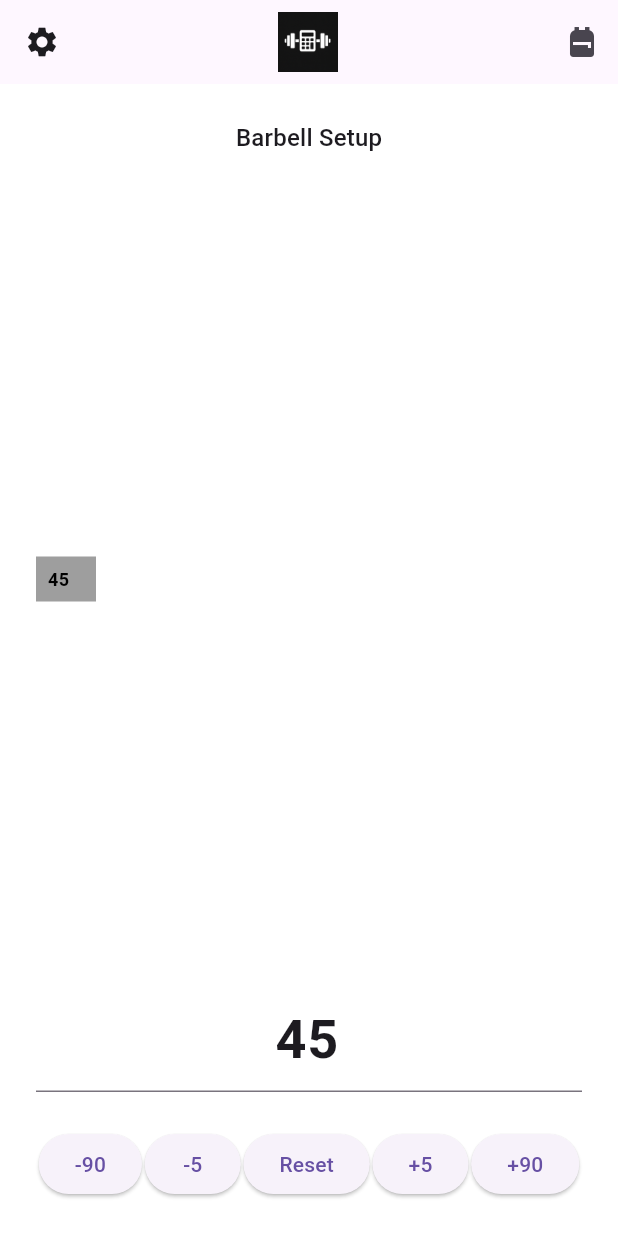
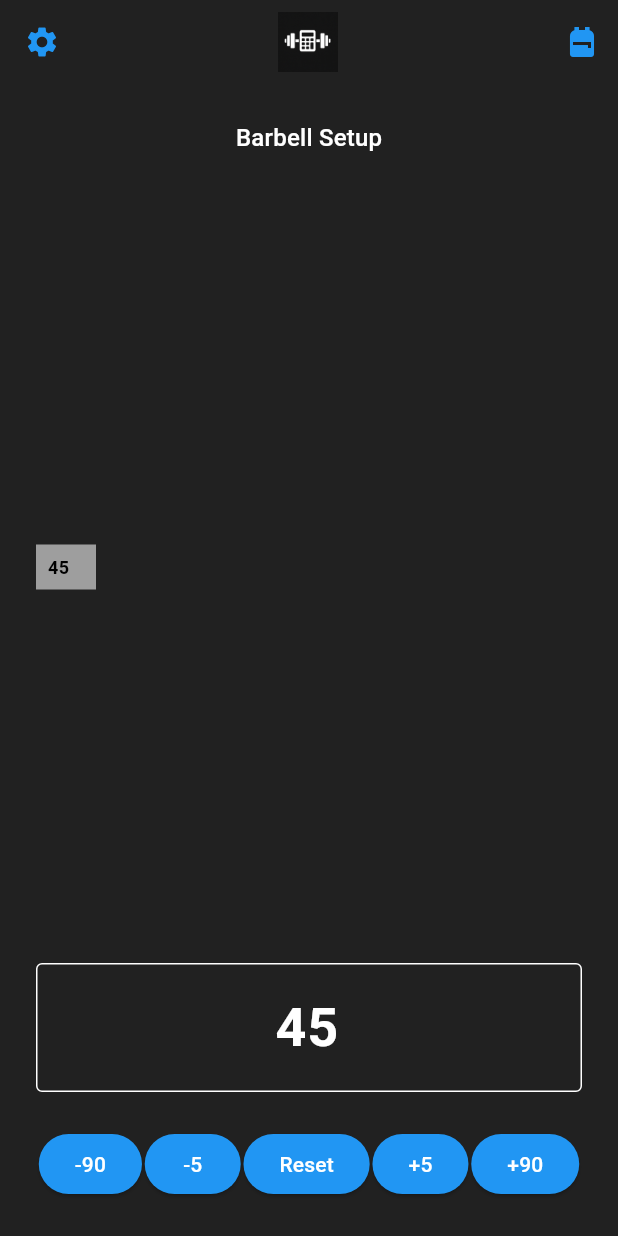
Before and after one commit to Baggins5066/barbellCalculator, a Flutter app: the screen it shows after launch, on a phone screen of 412 x 824 dp. Run offline on Flutter 3.47's test engine with Material 3 defaults, Android fonts, the phone set to English and light mode, and no system bars.

Commit message:
Changed color scheme

```diff
--- a/barbell_calculator/lib/main.dart
+++ b/barbell_calculator/lib/main.dart
@@ -7,9 +7,42 @@ class BarbellCalculatorApp extends StatelessWidget {
 
   @override
   Widget build(BuildContext context) {
-    return const MaterialApp(
+    return MaterialApp(
       debugShowCheckedModeBanner: false,
-      home: BarbellCalculatorHome(),
+      theme: ThemeData(
+        brightness: Brightness.dark, // Dark theme
+        primaryColor: Colors.grey[900], // Dark grey as main color
+        colorScheme: const ColorScheme.dark(
+          primary: Color(0xFF212121), // Dark grey
+          secondary: Colors.blue, // Accent color
+        ),
+        scaffoldBackgroundColor: Colors.grey[900], // Dark grey background
+        appBarTheme: const AppBarTheme(
+          backgroundColor: Color(0xFF212121), // Dark grey AppBar background
+          foregroundColor: Colors.blue, // AppBar text/icon color
+        ),
+        elevatedButtonTheme: ElevatedButtonThemeData(
+          style: ElevatedButton.styleFrom(
+            backgroundColor: Colors.blue, // Button background
+            foregroundColor: Colors.white, // Button text color
+          ),
+        ),
+        textTheme: const TextTheme(
+          bodyLarge: TextStyle(color: Colors.white), // Default text color
+          bodyMedium: TextStyle(color: Colors.white),
+        ),
+        inputDecorationTheme: const InputDecorationTheme(
+          filled: true,
+          fillColor: Color(0xFF212121), // Dark grey fill color
+          border: OutlineInputBorder(),
+          labelStyle: TextStyle(color: Colors.blue), // Label color
+        ),
+        switchTheme: SwitchThemeData(
+          thumbColor: MaterialStateProperty.all(Colors.blue), // Switch thumb color
+          trackColor: MaterialStateProperty.all(Colors.blue.withOpacity(0.5)), // Switch track color
+        ),
+      ),
+      home: const BarbellCalculatorHome(),
     );
   }
 }
@@ -25,7 +58,7 @@ class _BarbellCalculatorHomeState extends State<BarbellCalculatorHome> {
   double weight = 45;
   final double barWeight = 45;
   final TextEditingController _controller = TextEditingController(text: '45');
-  bool isDarkMode = false;
+  bool isDarkMode = true; // Dark mode enabled by default
 
   void _toggleDarkMode(bool value) {
     setState(() {
@@ -378,7 +411,7 @@ class _BarbellCalculatorHomeState extends State<BarbellCalculatorHome> {
           ),
         ),
       ),
-      backgroundColor: isDarkMode ? Colors.black : Colors.white,
+      backgroundColor: Colors.grey[900], // Set to dark grey
     );
   }
 }
```
